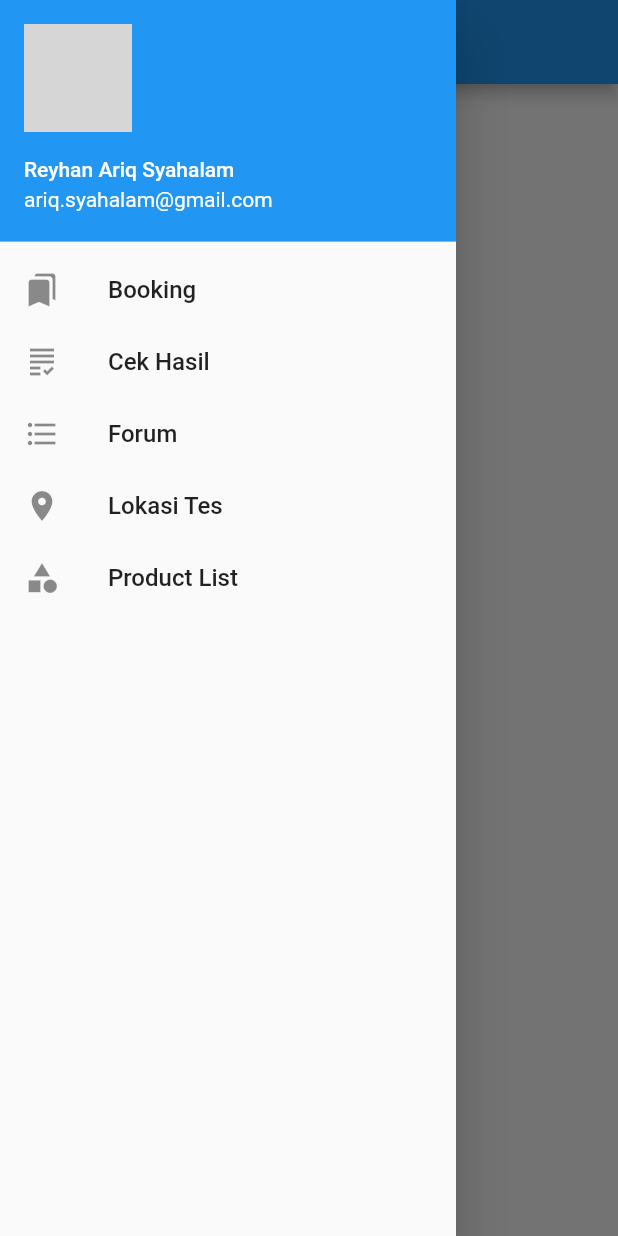
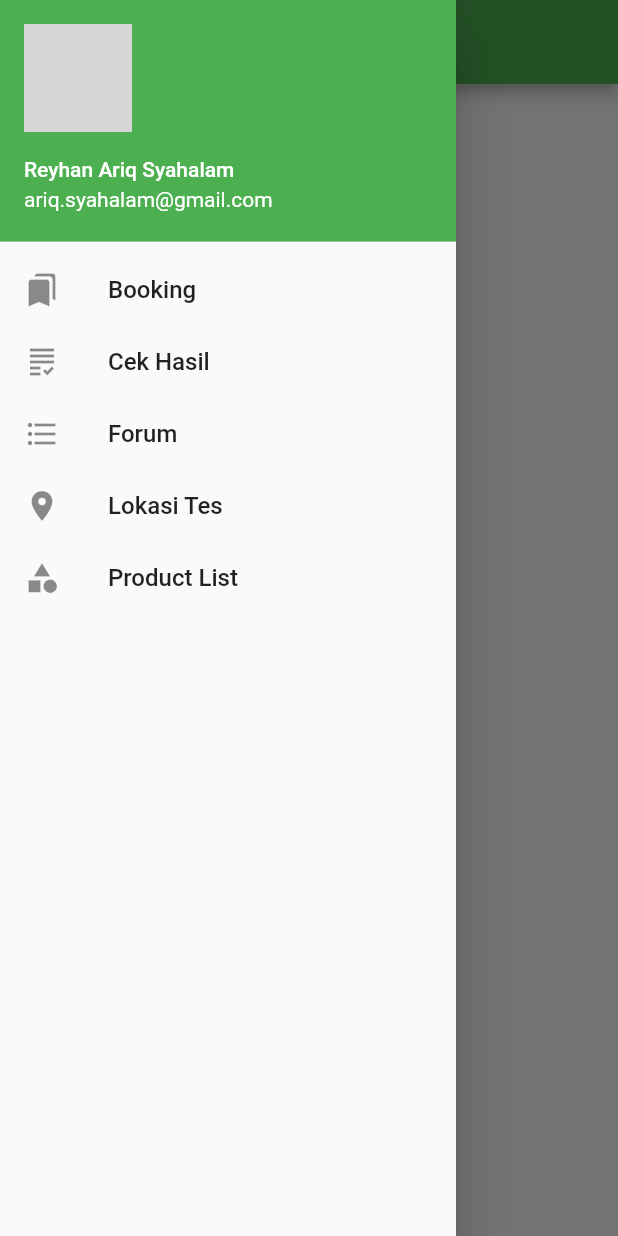
Before and after one commit to cynthiaphlndr/slowlabapp, a Flutter app: the screen it shows after launch, in the side drawer, after a tap on "Auth", on a phone screen of 412 x 824 dp. Run offline on Flutter 3.47's test engine with Material 2 defaults, Android fonts, the phone set to English and light mode, and no system bars; network calls fail; grey boxes are pictures that could not be loaded.

Commit message:
Initiate main

```diff
--- a/lib/main.dart
+++ b/lib/main.dart
@@ -1,8 +1,24 @@
 import 'package:flutter/material.dart';
-import 'package:slowlabapp/routes.dart';
+import './screens/home/home.dart';
 
-void main() {
-  runApp(MaterialApp(
-    onGenerateRoute: RouteGenerator.generateRoute,
-  ));
+void main() => runApp(const MyApp());
+
+class MyApp extends StatefulWidget {
+  const MyApp({Key? key}) : super(key: key);
+
+  @override
+  _MyAppState createState() => _MyAppState();
 }
+
+class _MyAppState extends State<MyApp> {
+  @override
+  Widget build(BuildContext context) {
+    return MaterialApp(
+      title: 'SlowLab',
+      theme: ThemeData(
+        primarySwatch: Colors.green,
+      ),
+      home: const HomePage(),
+    );
+  }
+}
--- a/lib/routes.dart
+++ /dev/null
@@ -1,38 +0,0 @@
-import 'package:flutter/material.dart';
-import 'package:slowlabapp/screens/booking/booking.dart';
-import 'package:slowlabapp/screens/cek_hasil/cek_hasil.dart';
-import 'package:slowlabapp/screens/forum/forum.dart';
-import 'package:slowlabapp/screens/home/home.dart';
-import 'package:slowlabapp/screens/lokasi_tes/lokasi_tes.dart';
-import 'package:slowlabapp/screens/product_list/product_list.dart';
-
-class RouteGenerator {
-  static Route<dynamic> generateRoute(RouteSettings settings) {
-    switch (settings.name) {
-      case '/':
-        return MaterialPageRoute(builder: (_) => HomePage());
-      case '/booking':
-        return MaterialPageRoute(builder: (_) => BookingPage());
-      case '/cek-hasil':
-        return MaterialPageRoute(builder: (_) => CekHasilPage());
-      case '/forum':
-        return MaterialPageRoute(builder: (_) => ForumPage());
-      case '/lokasi-tes':
-        return MaterialPageRoute(builder: (_) => LokasiTesPage());
-      case '/product-list':
-        return MaterialPageRoute(builder: (_) => ProductListPage());
-
-      default:
-        return _errorRoute();
-    }
-  }
-
-  static Route<dynamic> _errorRoute() {
-    return MaterialPageRoute(builder: (_) {
-      return Scaffold(
-        appBar: AppBar(title: Text("Error")),
-        body: Center(child: Text('Error page')),
-      );
-    });
-  }
-}
```
